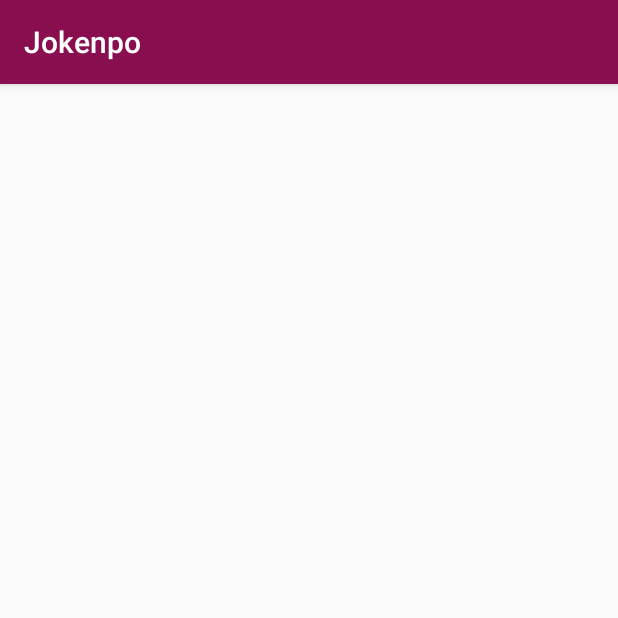
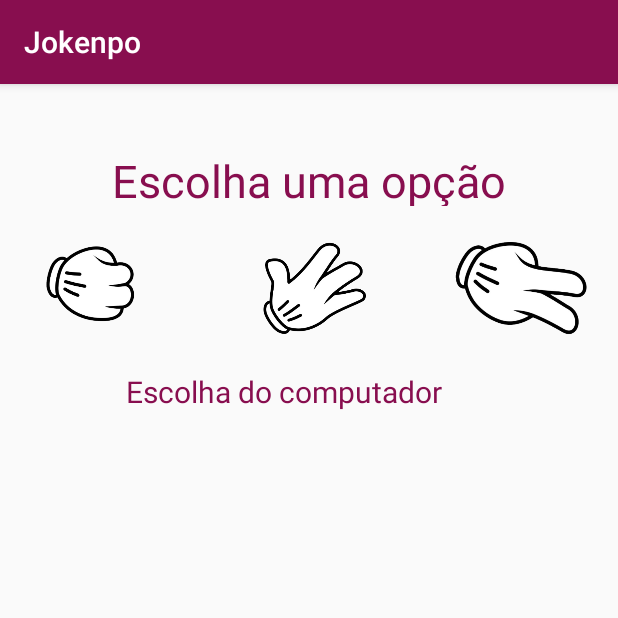
Before and after one commit to marcoscuomo/Jokenpo, an Android app: the screen it shows after launch (MainActivity), on a phone screen of 412 x 824 dp, the top half of it. Run offline under Robolectric (Android 15) with nearby library versions, the phone set to English and light mode, and no system bars.

Commit message:
Construção do layout

```diff
--- a/app/src/main/res/layout/activity_main.xml
+++ b/app/src/main/res/layout/activity_main.xml
@@ -6,4 +6,89 @@
     android:layout_height="match_parent"
     tools:context=".MainActivity">
 
+    <ImageView
+        android:id="@+id/imgPedra"
+        android:layout_width="96dp"
+        android:layout_height="62dp"
+        android:layout_marginLeft="16dp"
+        android:layout_marginStart="16dp"
+        android:layout_marginTop="24dp"
+        app:layout_constraintStart_toStartOf="parent"
+        app:layout_constraintTop_toBottomOf="@+id/textView"
+        app:srcCompat="@drawable/pedra_jogador" />
+
+    <TextView
+        android:id="@+id/textView"
+        android:layout_width="wrap_content"
+        android:layout_height="37dp"
+        android:layout_marginTop="44dp"
+        android:text="@string/escolha"
+        android:textColor="@color/colorPrimary"
+        android:textSize="30sp"
+        app:layout_constraintEnd_toEndOf="parent"
+        app:layout_constraintStart_toStartOf="parent"
+        app:layout_constraintTop_toTopOf="parent" />
+
+    <TextView
+        android:id="@+id/textView2"
+        android:layout_width="wrap_content"
+        android:layout_height="37dp"
+        android:layout_marginTop="24dp"
+        android:text="@string/escolha_maquina"
+        android:textColor="@color/colorPrimary"
+        android:textSize="20sp"
+        app:layout_constraintEnd_toEndOf="parent"
+        app:layout_constraintHorizontal_bias="0.417"
+        app:layout_constraintStart_toStartOf="parent"
+        app:layout_constraintTop_toBottomOf="@+id/imgPapel" />
+
+    <TextView
+        android:id="@+id/txtResultado"
+        android:layout_width="wrap_content"
+        android:layout_height="37dp"
+        android:layout_marginTop="8dp"
+        android:textColor="@color/colorAccent"
+        android:textSize="20sp"
+        android:textStyle="bold"
+        app:layout_constraintEnd_toEndOf="parent"
+        app:layout_constraintHorizontal_bias="0.417"
+        app:layout_constraintStart_toStartOf="parent"
+        app:layout_constraintTop_toBottomOf="@+id/imgComputador" />
+
+    <ImageView
+        android:id="@+id/imgPapel"
+        android:layout_width="96dp"
+        android:layout_height="62dp"
+        android:layout_marginEnd="8dp"
+        android:layout_marginRight="8dp"
+        android:layout_marginTop="24dp"
+        app:layout_constraintEnd_toStartOf="@+id/imgTesoura"
+        app:layout_constraintHorizontal_bias="0.571"
+        app:layout_constraintStart_toEndOf="@+id/imgPedra"
+        app:layout_constraintTop_toBottomOf="@+id/textView"
+        app:srcCompat="@drawable/papel_jogador" />
+
+    <ImageView
+        android:id="@+id/imgTesoura"
+        android:layout_width="96dp"
+        android:layout_height="62dp"
+        android:layout_marginEnd="16dp"
+        android:layout_marginRight="16dp"
+        android:layout_marginTop="24dp"
+        app:layout_constraintEnd_toEndOf="parent"
+        app:layout_constraintTop_toBottomOf="@+id/textView"
+        app:srcCompat="@drawable/tesoura_jogador" />
+
+    <ImageView
+        android:id="@+id/imgComputador"
+        android:layout_width="116dp"
+        android:layout_height="108dp"
+        android:layout_marginEnd="8dp"
+        android:layout_marginLeft="8dp"
+        android:layout_marginRight="8dp"
+        android:layout_marginStart="8dp"
+        android:layout_marginTop="24dp"
+        app:layout_constraintEnd_toEndOf="@+id/textView2"
+        app:layout_constraintStart_toStartOf="@+id/textView2"
+        app:layout_constraintTop_toBottomOf="@+id/textView2" />
 </android.support.constraint.ConstraintLayout>
--- a/app/src/main/res/values/strings.xml
+++ b/app/src/main/res/values/strings.xml
@@ -1,3 +1,5 @@
 <resources>
     <string name="app_name">Jokenpo</string>
+    <string name="escolha">Escolha uma opção</string>
+    <string name="escolha_maquina">Escolha do computador</string>
 </resources>
```
Also changed, not shown: app/src/main/res/drawable/papel_jogador.png (added), app/src/main/res/drawable/pedra_jogador.png (added), app/src/main/res/drawable/tesoura_jogador.png (added).
